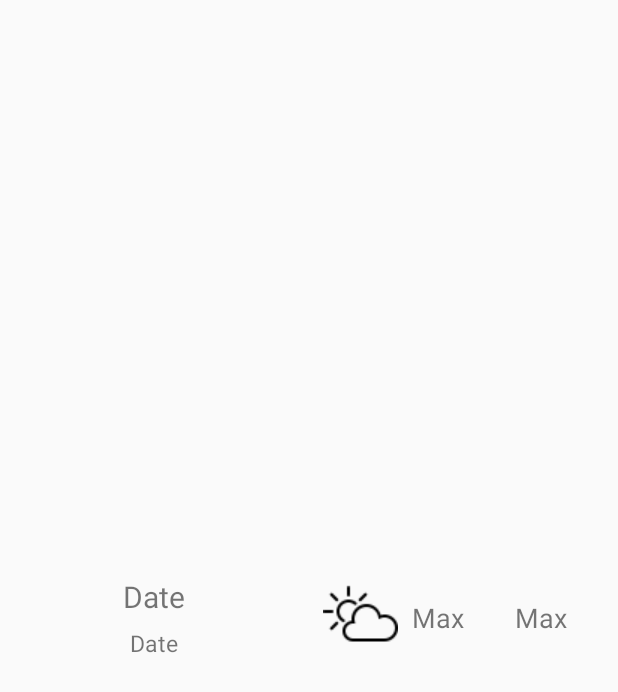
After one commit to 1753033/AnnoyingAlarm, an Android app: the layout custom_row_weather.xml on its own in the app's theme, with its tools: preview values and no code run, on a phone screen of 412 x 824 dp. The commit adds this screen. Shown: the top 692 px of the screen. Run offline under Robolectric (Android 15) with nearby library versions, the phone set to English and light mode, and no system bars; network calls fail.

Commit message:
Update function Weather

```diff
--- /dev/null
+++ b/app/src/main/res/layout/custom_row_weather.xml
@@ -0,0 +1,60 @@
+<?xml version="1.0" encoding="utf-8"?>
+<LinearLayout xmlns:android="http://schemas.android.com/apk/res/android"
+    android:orientation="horizontal" android:layout_width="match_parent"
+    android:layout_height="match_parent"
+    android:weightSum="2"
+    android:gravity="center">
+    <LinearLayout
+        android:layout_weight="1"
+        android:layout_width="0dp"
+        android:layout_height="wrap_content"
+        android:orientation="vertical"
+        android:gravity="center">
+        <TextView android:id="@+id/tvDate"
+            android:layout_width="wrap_content"
+            android:layout_height="wrap_content"
+            android:textSize="20dp"
+            android:text="Date"
+            android:layout_margin="3dp"/>
+        <TextView android:id="@+id/tvStatus"
+            android:layout_width="wrap_content"
+            android:layout_height="wrap_content"
+            android:textSize="15dp"
+            android:text="Date"
+            android:layout_margin="3dp"/>
+    </LinearLayout>
+    <LinearLayout
+        android:layout_weight="1"
+        android:layout_width="0dp"
+        android:layout_height="wrap_content"
+        android:orientation="vertical"
+        android:gravity="center">
+        <LinearLayout
+            android:layout_width="match_parent"
+            android:layout_height="wrap_content"
+            android:weightSum="3"
+            android:orientation="horizontal"
+            android:gravity="center">
+            <ImageView
+                android:layout_weight="1"
+                android:layout_width="0dp"
+                android:layout_height="wrap_content"
+                android:src="@drawable/icon_weather"
+                android:id="@+id/imgState"/>
+            <TextView
+                android:layout_width="0dp"
+                android:layout_height="wrap_content"
+                android:layout_weight="1"
+                android:text="Max"
+                android:textSize="18dp"
+                android:id="@+id/tvMaxTemp"/>
+            <TextView
+                android:layout_width="0dp"
+                android:layout_height="wrap_content"
+                android:layout_weight="1"
+                android:text="Max"
+                android:textSize="18dp"
+                android:id="@+id/tvMinTemp"/>
+        </LinearLayout>
+    </LinearLayout>
+</LinearLayout>
```
Also changed, not shown: app/src/main/AndroidManifest.xml (+6 -3 lines), app/src/main/java/com/example/annoyingalarm/Weather.java (added, +17 -0 lines), app/src/main/java/com/example/annoyingalarm/WeatherActivity.java (+37 -4 lines), app/src/main/java/com/example/annoyingalarm/WeatherAdapter.java (added, +58 -0 lines), app/src/main/java/com/example/annoyingalarm/WeatherNextDayActivity.java (added, +123 -0 lines), app/src/main/res/layout/activity_weather.xml (+53 -1 lines), app/src/main/res/layout/activity_weather_next_day.xml (added, +27 -0 lines).
